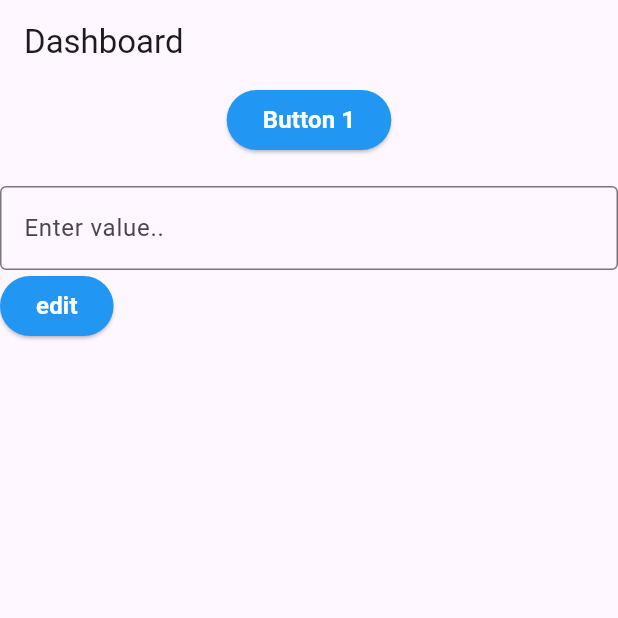
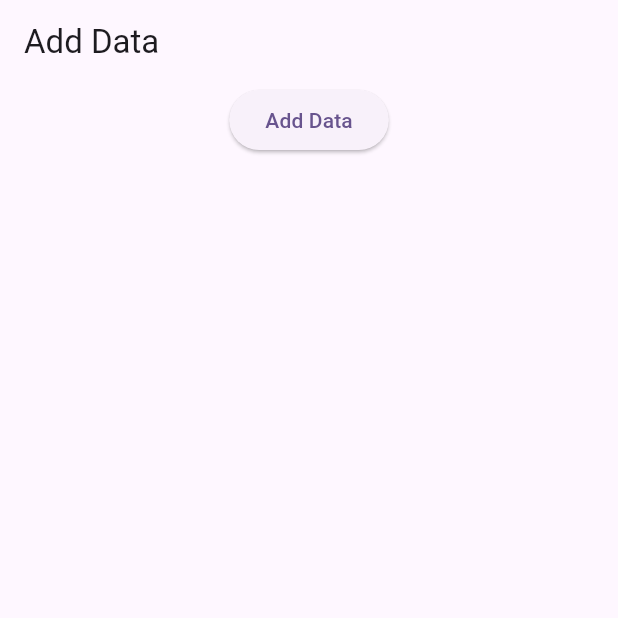
Before and after one commit to brewedart3/flutter_componant, a Flutter app: the screen it shows after launch, on a phone screen of 412 x 824 dp, the top half of it. Run offline on Flutter 3.47's test engine with Material 2 defaults, Android fonts, the light colour scheme and no system bars; our stand-ins replace cloud_firestore, firebase_auth, firebase_core; accounts and stored records are empty.

Commit message:
commit by sahil

```diff
--- /dev/null
+++ b/lib/firebase/CreateBLoC.dart
@@ -0,0 +1,21 @@
+// CreateBLoC.dart
+
+import 'dart:async';
+
+import 'FirebaseService.dart';
+
+class CreateBLoC {
+  final _createController = StreamController<bool>();
+
+  Stream<bool> get createStream => _createController.stream;
+
+  void createData(Map<String, dynamic> data, String collectionName) {
+    FirebaseService().createData(data, collectionName).then((_) {
+      _createController.sink.add(true);
+    });
+  }
+
+  void dispose() {
+    _createController.close();
+  }
+}
--- /dev/null
+++ b/lib/firebase/FirebaseService.dart
@@ -0,0 +1,27 @@
+import 'package:firebase_auth/firebase_auth.dart';
+import 'package:cloud_firestore/cloud_firestore.dart';
+
+class FirebaseService {
+  final FirebaseAuth _auth = FirebaseAuth.instance;
+  final FirebaseFirestore _firestore = FirebaseFirestore.instance;
+
+  // Implement Firebase authentication methods if needed (sign-in, sign-out, etc.).
+
+  // CRUD operations
+  Future<void> createData(Map<String, dynamic> data, String collectionName) async {
+    await _firestore.collection(collectionName).add(data);
+  }
+
+  Future<List<DocumentSnapshot>> readData(String collectionName) async {
+    final querySnapshot = await _firestore.collection(collectionName).get();
+    return querySnapshot.docs;
+  }
+
+  Future<void> updateData(String documentId, Map<String, dynamic> data, String collectionName) async {
+    await _firestore.collection(collectionName).doc(documentId).update(data);
+  }
+
+  Future<void> deleteData(String documentId, String collectionName) async {
+    await _firestore.collection(collectionName).doc(documentId).delete();
+  }
+}
--- a/lib/main.dart
+++ b/lib/main.dart
@@ -1,8 +1,13 @@
 
+import 'package:firebase_core/firebase_core.dart';
 import 'package:flutter/material.dart';
+import 'package:flutter_componant/screens/AddDataScreen.dart';
 import 'package:flutter_componant/screens/dashboard.dart';
 
-void main() {
+void main() async {
+  WidgetsFlutterBinding.ensureInitialized();
+  await Firebase.initializeApp();
+
   runApp(const MyApp());
 }
 
@@ -17,7 +22,7 @@ class MyApp extends StatelessWidget {
         colorScheme: ColorScheme.fromSeed(seedColor: Colors.deepPurple),
         useMaterial3: true,
       ),
-      home: DashboardScreen(),
+      home: AddDataScreen(),
     );
   }
 }
--- /dev/null
+++ b/lib/screens/AddDataScreen.dart
@@ -0,0 +1,56 @@
+// AddDataScreen.dart
+
+// Import necessary dependencies and BLoC classes
+
+import 'package:flutter/cupertino.dart';
+import 'package:flutter/material.dart';
+
+import '../firebase/CreateBLoC.dart';
+import '../firebase/FirebaseService.dart';
+
+class AddDataScreen extends StatelessWidget {
+  final CreateBLoC createBLoC = CreateBLoC();
+  final FirebaseService mFirebaseService = FirebaseService();
+
+
+
+  @override
+  Widget build(BuildContext context) {
+    return Scaffold(
+      appBar: AppBar(
+        title: Text('Add Data'),
+      ),
+      body: Center(
+        child: Column(
+          children: [
+            // Your form widgets go here
+            // ...
+            ElevatedButton(
+              onPressed: () {
+                final data = {
+
+                  'name': 'John Doe',
+                  'email': 'johndoe@example.com',
+                  'age': 30,
+                  'city': 'New York',
+                };
+                createBLoC.createData(data, 'sahil');
+
+                // mFirebaseService.readData('sahil');
+              },
+              child: Text('Add Data'),
+            ),
+          ],
+        ),
+      ),
+    );
+  }
+
+
+
+  // @override
+  // void dispose() {
+  //   createBLoC.dispose();
+  //   super.dispose();
+  // }
+}
--- a/lib/screens/dashboard.dart
+++ b/lib/screens/dashboard.dart
@@ -5,6 +5,8 @@ import '../componant/text_filed_componant.dart';
 
 class DashboardScreen extends StatefulWidget {
   const DashboardScreen({super.key});
+
+
 
   @override
   State<DashboardScreen> createState() => _DashboardScreenState();
```
Also changed, not shown: pubspec.yaml (+6 -2 lines), pubspec.lock, 11 other files.
